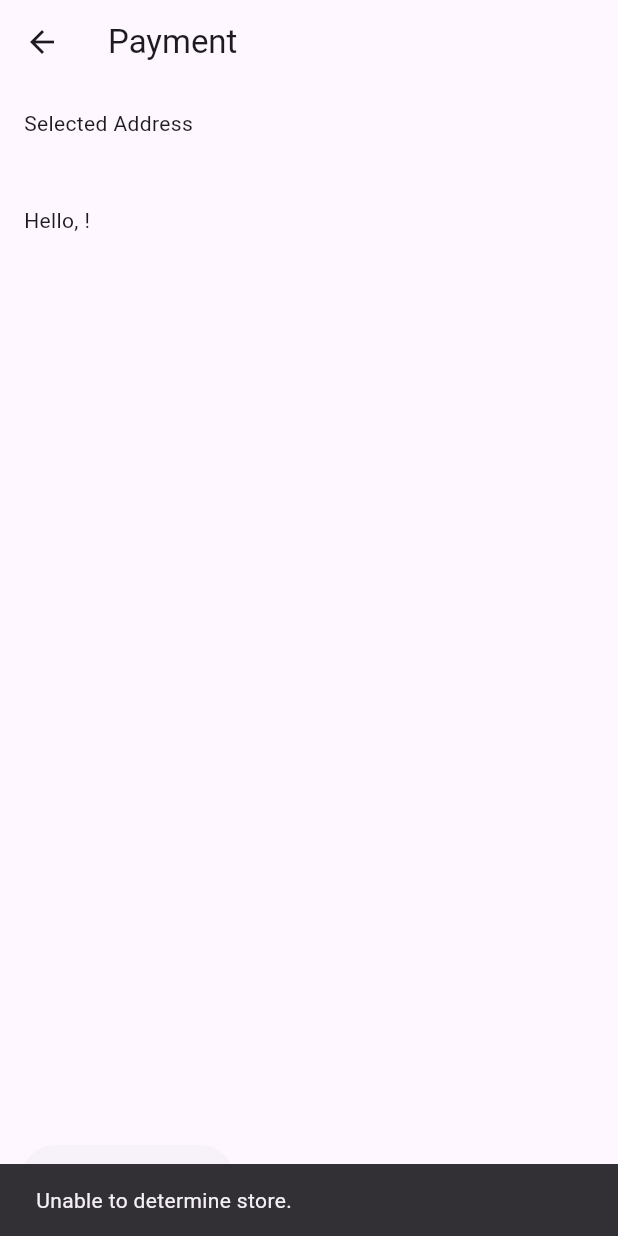
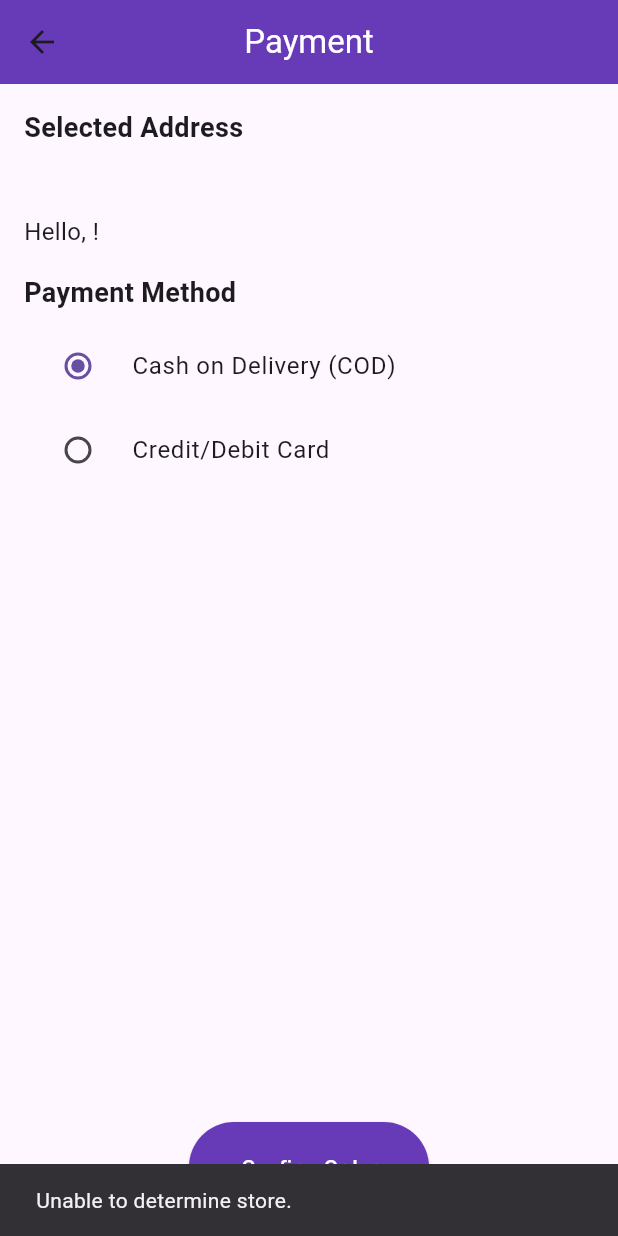
Before and after one commit to AsherAyub80/Ecommerce, a Flutter app: the PaymentScreen screen opened directly with empty values, after a tap on "Confirm Order", on a phone screen of 412 x 824 dp. Run offline on Flutter 3.47's test engine with Material 3 defaults, Android fonts, the phone set to English and light mode, and no system bars; our stand-ins replace bot_toast, cloud_firestore, firebase_auth, firebase_core, flutter_rating_bar, font_awesome_flutter; accounts and stored records are empty.

Commit message:
payment screen

```diff
--- a/lib/screen/checkoutProcess/payment_screen.dart
+++ b/lib/screen/checkoutProcess/payment_screen.dart
@@ -20,10 +20,11 @@ class _PaymentScreenState extends State<PaymentScreen> {
   bool isLoading = true;
   final FirebaseFirestore _firestore = FirebaseFirestore.instance;
   late CollectionReference users;
+  String _selectedPaymentMethod = 'COD'; // Default payment method
+
   @override
   void initState() {
     users = _firestore.collection('users');
-
     super.initState();
     _fetchUserDetails();
   }
@@ -70,23 +71,63 @@ class _PaymentScreenState extends State<PaymentScreen> {
     final username = currentUserDetails?['username'] ?? 'User';
 
     return Scaffold(
-      appBar: AppBar(title: Text('Payment')),
+      appBar: AppBar(
+        title: Text(
+          'Payment',
+          style: TextStyle(color: Colors.white),
+        ),
+        centerTitle: true,
+        backgroundColor: Colors.deepPurple, // Consistent with the theme
+      ),
       body: Padding(
         padding: const EdgeInsets.all(16.0),
         child: Column(
           crossAxisAlignment: CrossAxisAlignment.start,
           children: [
-            Text('Selected Address'),
+            Text(
+              'Selected Address',
+              style: TextStyle(fontSize: 18, fontWeight: FontWeight.bold),
+            ),
             SizedBox(height: 8),
             Text(widget.address),
             SizedBox(height: 16),
-            username != null
-                ? Text('Hello, $username!')
-                : Center(child: CircularProgressIndicator()),
+            isLoading
+                ? Center(child: CircularProgressIndicator())
+                : Text(
+                    'Hello, $username!',
+                    style: TextStyle(fontSize: 16),
+                  ),
+            SizedBox(height: 16),
+            Text(
+              'Payment Method',
+              style: TextStyle(fontSize: 18, fontWeight: FontWeight.bold),
+            ),
+            SizedBox(height: 8),
+            RadioListTile<String>(
+              title: Text('Cash on Delivery (COD)'),
+              value: 'COD',
+              groupValue: _selectedPaymentMethod,
+              onChanged: (value) {
+                setState(() {
+                  _selectedPaymentMethod = value!;
+                });
+              },
+            ),
+            RadioListTile<String>(
+              title: Text('Credit/Debit Card'),
+              value: 'CARD',
+              groupValue: _selectedPaymentMethod,
+              onChanged: (value) {
+                setState(() {
+                  _selectedPaymentMethod = value!;
+                });
+              },
+            ),
             Spacer(),
-            ElevatedButton(
+            Center(
+              child: ElevatedButton(
                 onPressed: () async {
-                final user = await AuthService().getCurrentUser();
+                  final user = await authService.getCurrentUser();
                   if (user != null) {
                     final email = user.email!;
                     final storeId = provider.cart.isNotEmpty
@@ -100,7 +141,12 @@ class _PaymentScreenState extends State<PaymentScreen> {
                     }
                     try {
                       await provider.checkout(
-                        context, username!, email, storeId, widget.address);
+                        context,
+                        username,
+                        email,
+                        storeId,
+                        widget.address,
+                      );
                       Navigator.pushReplacement(
                         context,
                         MaterialPageRoute(
@@ -114,6 +160,13 @@ class _PaymentScreenState extends State<PaymentScreen> {
                   }
                 },
                 child: Text('Confirm Order'),
+                style: ElevatedButton.styleFrom(
+                  fixedSize: Size(160, 60),
+                  backgroundColor: Colors.deepPurple, // Button color
+                  foregroundColor: Colors.white,
+                  padding: EdgeInsets.symmetric(vertical: 14.0),
+                ),
+              ),
             ),
           ],
         ),
--- a/pubspec.yaml
+++ b/pubspec.yaml
@@ -37,6 +37,7 @@ dependencies:
   flutter:
     sdk: flutter
   flutter_rating_bar: ^4.0.1
+  flutter_stripe: ^11.0.0
   font_awesome_flutter: ^10.7.0
   intl: ^0.19.0
   provider: ^6.1.2
```
Lines whose indentation alone changed are shown as unchanged.
